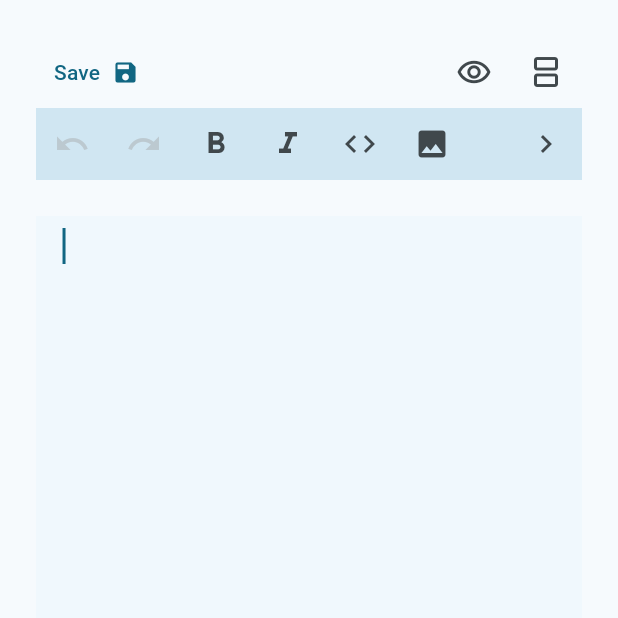
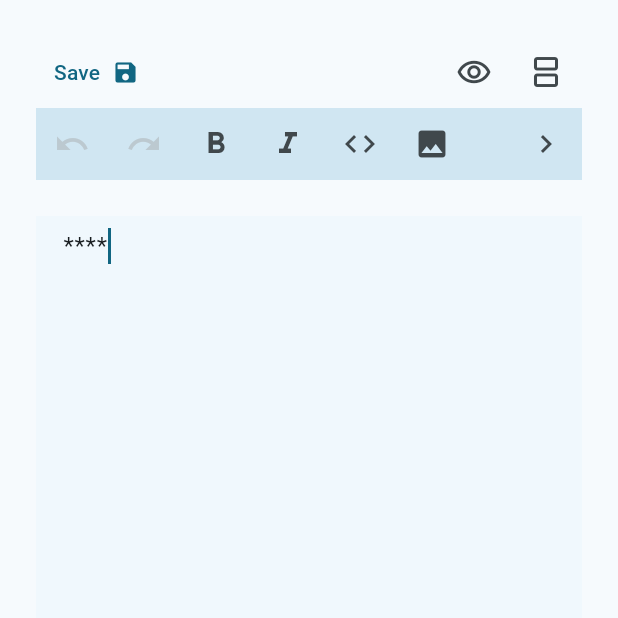
Before and after one commit to SeptAlfauzan/md.notes, a Flutter app: the EditorView screen opened by its route, after a tap on the "format bold" icon, on a phone screen of 412 x 824 dp, the top half of it. Run offline on Flutter 3.47's test engine with Material 3 defaults, Android fonts, the phone set to English and light mode, and no system bars; our stand-ins replace flutter_markdown, sqflite; missing offline and left inert: markdown; accounts and stored records are empty.

Commit message:
feat: add toggle bold

```diff
--- a/lib/core/domain/entities/editor_tools.dart
+++ b/lib/core/domain/entities/editor_tools.dart
@@ -7,6 +7,7 @@ class EditorTools {
   final Function() checkBox;
   final Function() togglePreview;
   final Function() toggleSplitView;
+  final Function() toggleBold;
   final bool canUndo;
   final bool canRedo;
 
@@ -19,6 +20,7 @@ class EditorTools {
     required this.checkBox,
     required this.togglePreview,
     required this.toggleSplitView,
+    required this.toggleBold,
     required this.canUndo,
     required this.canRedo,
   });
--- a/lib/core/presentation/editor/editor_view.dart
+++ b/lib/core/presentation/editor/editor_view.dart
@@ -15,10 +15,10 @@ import 'package:uuid/uuid.dart';
 
 class EditorView extends StatefulWidget {
   static const String route = "editor_route";
-  final String? filePath;
+  final Note? note;
   static const _padding = EdgeInsets.only(left: 24, right: 24, top: 24);
 
-  const EditorView({super.key, this.filePath});
+  const EditorView({super.key, this.note});
 
   @override
   State<EditorView> createState() => _EditorViewState();
@@ -32,11 +32,10 @@ class _EditorViewState extends State<EditorView> {
 
   Future<Note> readMarkdownFile() async {
     try {
-      final fileId = widget.filePath?.replaceAll(".md", "") ?? "";
+      final fileId = widget.note?.id.replaceAll(".md", "") ?? "";
       final String contents =
           await Provider.of<EditorProvider>(context, listen: false)
               .readNoteContentStr(fileId);
-
       String filename = path.basename(fileId);
       return Note(
           id: filename.replaceAll(".md", ""),
@@ -49,10 +48,27 @@ class _EditorViewState extends State<EditorView> {
     }
   }
 
+  toggleBold() {
+    final baseOffset = textEditingController.selection.baseOffset;
+    final extentOffset = textEditingController.selection.extentOffset;
+    final selectedText =
+        textEditingController.text.substring(baseOffset, extentOffset);
+    RegExp regex = RegExp(r'^\*\*(.*?)\*\*$');
+    final replaced = textEditingController.text.replaceRange(
+        baseOffset,
+        extentOffset,
+        regex.hasMatch(selectedText)
+            ? selectedText.replaceAll("**", "")
+            : "**$selectedText**");
+    textEditingController.text = replaced;
+    Provider.of<EditorProvider>(context, listen: false)
+        .updateMarkdown(replaced);
+  }
+
   @override
   void initState() {
     super.initState();
-    final bool isCreateNewFile = widget.filePath == null ? true : false;
+    final bool isCreateNewFile = widget.note == null ? true : false;
 
     Future.microtask(() async {
       textEditingController.value = TextEditingValue(
@@ -119,6 +135,7 @@ class _EditorViewState extends State<EditorView> {
                         checkBox: () {},
                         togglePreview: () => provider.togglePreview(),
                         toggleSplitView: () => provider.toggleSplitMode(),
+                        toggleBold: toggleBold,
                         canRedo: provider.editorData?.redoAble ?? false,
                         canUndo: provider.editorData?.undoAble ?? false,
                       ),
--- a/lib/core/presentation/editor/widgets/toolbar_editor.dart
+++ b/lib/core/presentation/editor/widgets/toolbar_editor.dart
@@ -98,7 +98,9 @@ class _ToolbarEditorState extends State<ToolbarEditor> {
                 ? () => widget.editorTools.redo()
                 : null,
             icon: const Icon(Icons.redo)),
-        IconButton(onPressed: () {}, icon: const Icon(Icons.format_bold)),
+        IconButton(
+            onPressed: widget.editorTools.toggleBold,
+            icon: const Icon(Icons.format_bold)),
         IconButton(onPressed: () {}, icon: const Icon(Icons.format_italic)),
         IconButton(onPressed: () {}, icon: const Icon(Icons.code)),
         IconButton(onPressed: () {}, icon: const Icon(Icons.image)),
--- a/lib/core/presentation/editor/widgets/vertical_devider_split_mode.dart
+++ b/lib/core/presentation/editor/widgets/vertical_devider_split_mode.dart
@@ -35,7 +35,7 @@ class VerticalDividerSplitMode extends StatelessWidget {
                 alignment: Alignment.center,
                 child: Container(
                   decoration: BoxDecoration(
-                      color: Theme.of(context).colorScheme.onBackground,
+                      color: Colors.blueGrey[200],
                       borderRadius:
                           const BorderRadius.all(Radius.circular(20))),
                   height: 24.0,
--- a/lib/core/presentation/home/home_view.dart
+++ b/lib/core/presentation/home/home_view.dart
@@ -50,7 +50,7 @@ class _HomeViewState extends State<HomeView> {
                         return GestureDetector(
                           onTap: () => Navigator.pushNamed(
                                   context, EditorView.route,
-                                  arguments: note?.id ?? "-")
+                                  arguments: note)
                               .then(
                             (_) => Provider.of<NotesProvider>(context,
                                     listen: false)
--- a/lib/main.dart
+++ b/lib/main.dart
@@ -1,3 +1,4 @@
+import 'package:file_io_simple/core/domain/entities/notes.dart';
 import 'package:file_io_simple/core/presentation/editor/editor_view.dart';
 import 'package:file_io_simple/core/presentation/editor/providers/editor_provider.dart';
 import 'package:file_io_simple/core/presentation/home/home_view.dart';
@@ -34,7 +35,7 @@ class MyApp extends StatelessWidget {
         EditorView.route: (context) => ChangeNotifierProvider<EditorProvider>(
             create: (context) => EditorProvider(),
             child: EditorView(
-              filePath: ModalRoute.of(context)?.settings.arguments as String?,
+              note: ModalRoute.of(context)?.settings.arguments as Note?,
             )),
       },
     );
```
